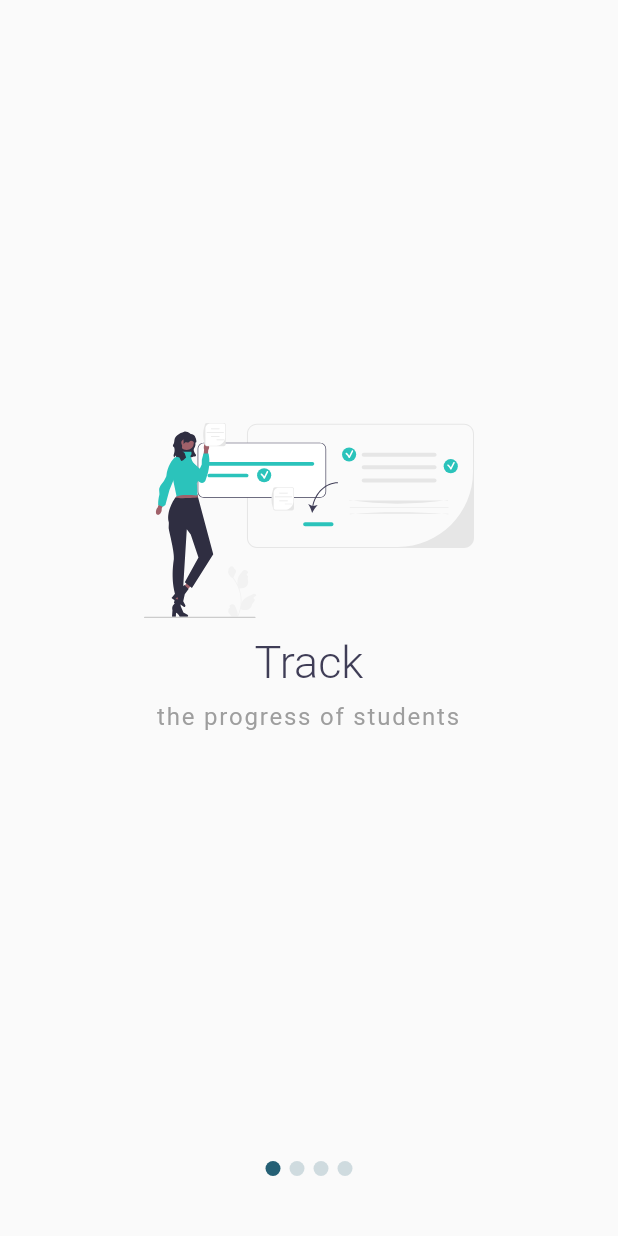
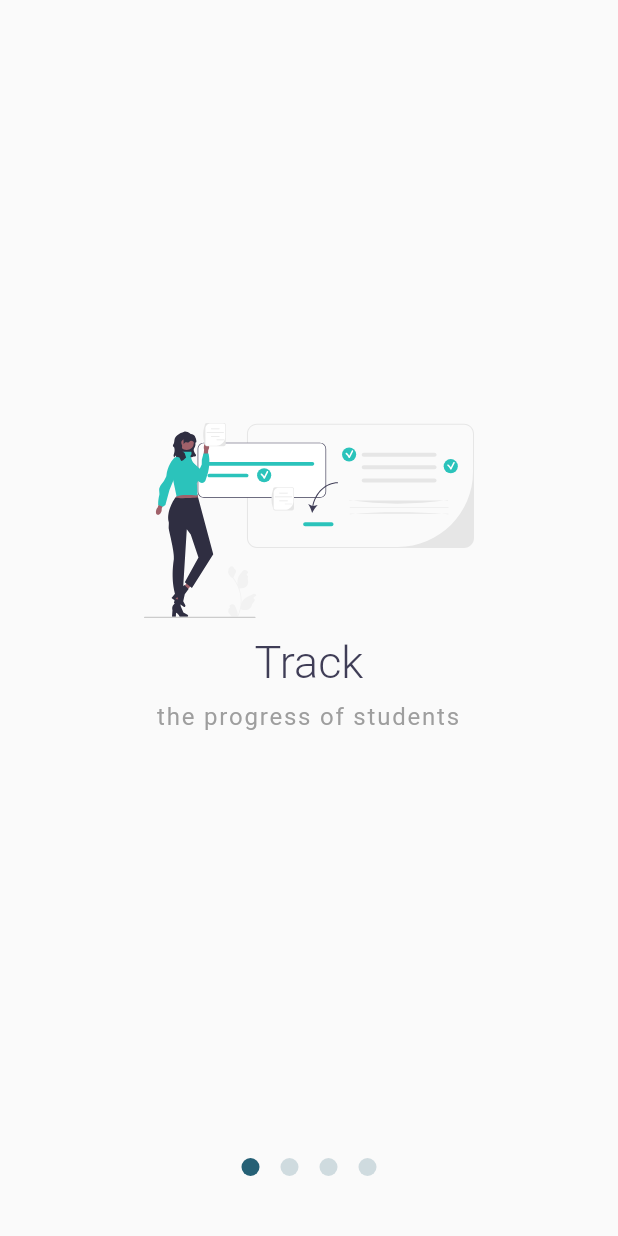
Before and after one commit to Bisher01/SMS_mobile, a Flutter app: the screen it shows after launch, on a phone screen of 412 x 824 dp. Run offline on Flutter 3.47's test engine with Material 2 defaults, Android fonts, the phone set to English and light mode, and no system bars; drawn by our look-alikes of smooth_page_indicator; our stand-ins replace connectivity_plus, dio, flutter_svg, pretty_dio_logger, retrofit; generated files the repository leaves out were written again.

Commit message:
welcome screen animation

```diff
--- a/lib/screens/login.dart
+++ b/lib/screens/login.dart
@@ -317,7 +317,9 @@ class _LoginScreenState extends State<LoginScreen> {
                             0Xff2BC3BB,
                           ),
                         ),
-                        onPressed: () {},
+                        onPressed: () {
+
+                        },
                         child: const Text(
                           'Log In',
                         ),
--- a/lib/screens/welcome.dart
+++ b/lib/screens/welcome.dart
@@ -1,5 +1,6 @@
 import 'package:flutter/material.dart';
 import 'package:flutter_svg/flutter_svg.dart';
+import 'package:smooth_page_indicator/smooth_page_indicator.dart';
 import 'package:sms_mobile/utill/widget_size.dart';
 import '../screens/screens.dart';
 
@@ -135,7 +136,6 @@ class _WelcomeScreenState extends State<WelcomeScreen> {
             controller: _pageViewController,
             itemCount: slides.length ,
             itemBuilder: (BuildContext context, int index) {
-
               _pageViewController.addListener(() {
                 setState(() {
                   currentPage = _pageViewController.page!;
@@ -146,8 +146,7 @@ class _WelcomeScreenState extends State<WelcomeScreen> {
                   }
                 });
               });
-              print(isLast);
-                return slides[index];
+              return slides[index];
             },
           ),
           Align(
@@ -155,10 +154,30 @@ class _WelcomeScreenState extends State<WelcomeScreen> {
             child: Container(
               margin: const EdgeInsets.only(top: 70.0),
               padding: const EdgeInsets.symmetric(vertical: 40.0),
-              child: Row(
-                mainAxisAlignment: MainAxisAlignment.center,
-                children: indicator(),
-              ),
+              child: SmoothPageIndicator(
+                controller: _pageViewController, count: 4,
+                effect: WormEffect(
+                  activeDotColor: const Color(
+                    0XFF256075,
+                  ),
+                  dotColor: const Color(
+                    0XFF256075,
+                  ).withOpacity(0.2),
+                  paintStyle: PaintingStyle.fill,
+                  dotHeight: 12,
+                  dotWidth: 12,
+                  spacing: 14,
+
+                ),
+
+                onDotClicked: (index){
+                  setState((){
+                    _pageViewController.animateToPage(index, duration: Duration(milliseconds: 500), curve: Curves.ease);
+                    currentPage=index as double;
+                  });
+                },
+
+              )
             ),
           ),
         ],
--- a/pubspec.yaml
+++ b/pubspec.yaml
@@ -18,7 +18,7 @@ publish_to: 'none' # Remove this line if you wish to publish to pub.dev
 version: 1.0.0+1
 
 environment:
-  sdk: ">=2.17.1 <3.0.0"
+  sdk: ">=2.16.2 <3.0.0"
 
 # Dependencies specify other packages that your package needs in order to work.
 # To automatically upgrade your package dependencies to the latest versions
@@ -37,6 +37,7 @@ dependencies:
   connectivity_plus: ^2.3.5
   json_annotation: ^4.5.0
   shimmer: ^2.0.0
+  smooth_page_indicator: ^1.0.0+2
 
 
   # The following adds the Cupertino Icons font to your application.
```
Also changed, not shown: pubspec.lock, 3 other files.
